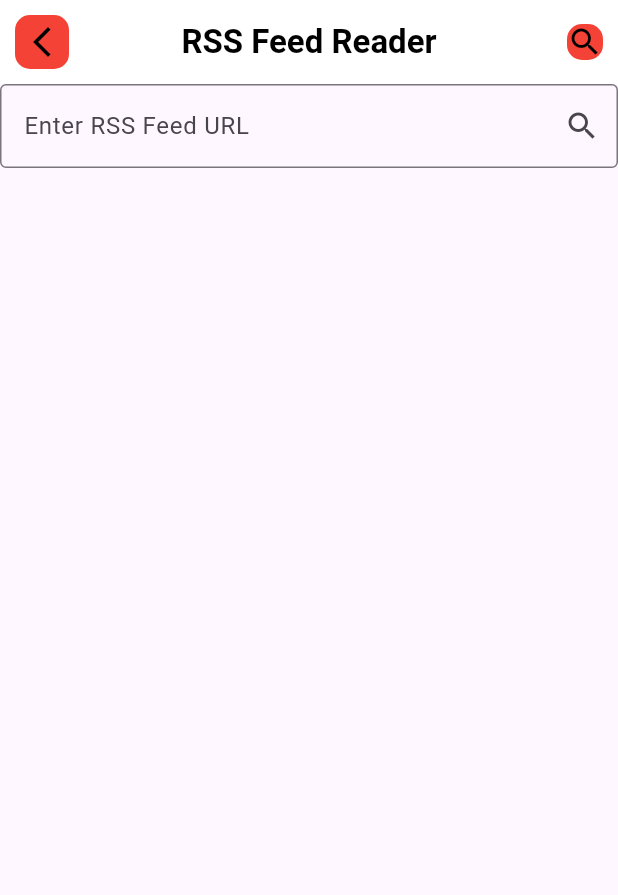
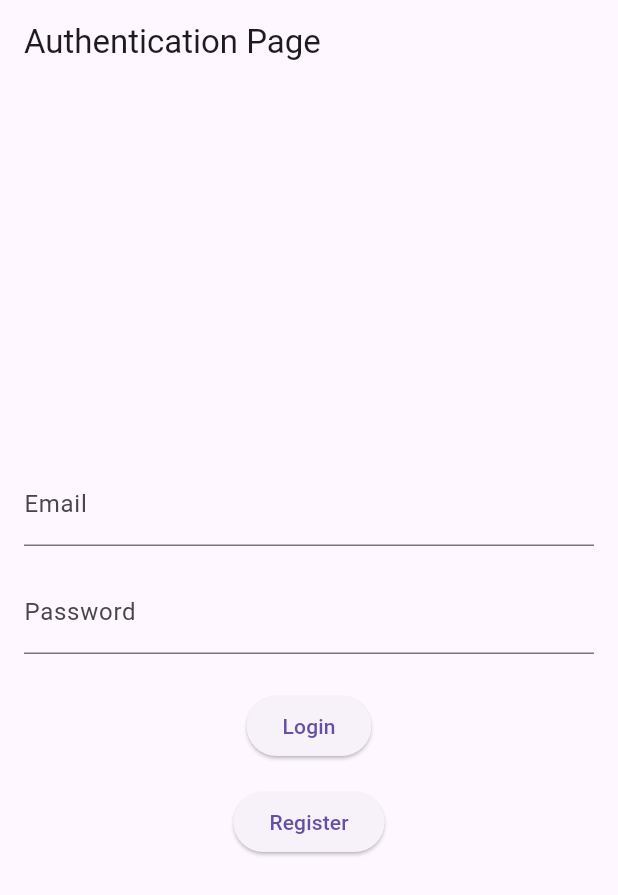
Before and after one commit to c-bv/rss_feed_reader_app, a Flutter app: the screen it shows after launch, on a phone screen of 412 x 824 dp. Shown: the top 895 px of the screen. Run offline on Flutter 3.47's test engine with Material 3 defaults, Android fonts, the phone set to English and light mode, and no system bars; our stand-ins replace firebase_auth, firebase_core, flutter_dotenv; accounts and stored records are empty.

Commit message:
Add Firebase authentication and login functionality

```diff
--- a/lib/main.dart
+++ b/lib/main.dart
@@ -1,7 +1,10 @@
+import 'package:firebase_auth/firebase_auth.dart';
 import 'package:firebase_core/firebase_core.dart';
 import 'package:flutter/material.dart';
 import 'package:flutter_dotenv/flutter_dotenv.dart';
 import 'package:rss_feed_reader_app/src/screens/home_screen.dart';
+import 'package:rss_feed_reader_app/src/screens/login_screen.dart';
+import 'package:rss_feed_reader_app/src/services/auth_service.dart';
 
 import 'src/config/firebase_options.dart';
 
@@ -14,18 +17,29 @@ void main() async {
     options: DefaultFirebaseOptions.currentPlatform,
   );
 
-  runApp(const MyApp());
+  runApp(MyApp());
 }
 
 class MyApp extends StatelessWidget {
-  const MyApp({super.key});
+  final AuthService _authService = AuthService();
+
+  MyApp({super.key});
+
   @override
   Widget build(BuildContext context) {
     return MaterialApp(
-        debugShowCheckedModeBanner: false,
-        theme: ThemeData(
-          primarySwatch: Colors.blue,
-        ),
-        home: const HomePage());
+      debugShowCheckedModeBanner: false,
+      // theme: ThemeData.dark(),
+      home: StreamBuilder<User?>(
+        stream: _authService.authStateChanges,
+        builder: (context, snapshot) {
+          if (snapshot.connectionState == ConnectionState.waiting) {
+            return const CircularProgressIndicator();
+          } else {
+            return _authService.isUserLoggedIn ? HomeScreen() : const LoginScreen();
+          }
+        },
+      ),
+    );
   }
 }
--- /dev/null
+++ b/lib/src/screens/login_screen.dart
@@ -0,0 +1,97 @@
+import 'package:firebase_auth/firebase_auth.dart';
+import 'package:flutter/material.dart';
+import 'package:rss_feed_reader_app/src/services/auth_service.dart';
+
+class LoginScreen extends StatelessWidget {
+  const LoginScreen({super.key});
+
+  @override
+  Widget build(BuildContext context) {
+    return Scaffold(
+      appBar: AppBar(
+        title: const Text('Authentication Page'),
+      ),
+      body: const Padding(
+        padding: EdgeInsets.all(16.0),
+        child: AuthForm(),
+      ),
+    );
+  }
+}
+
+class AuthForm extends StatefulWidget {
+  const AuthForm({super.key});
+
+  @override
+  _AuthFormState createState() => _AuthFormState();
+}
+
+class _AuthFormState extends State<AuthForm> {
+
+  final AuthService _authService = AuthService();
+
+  final TextEditingController _emailController = TextEditingController();
+  final TextEditingController _passwordController = TextEditingController();
+
+  void _handleLogin() async {
+    String email = _emailController.text.trim();
+    String password = _passwordController.text.trim();
+
+    UserCredential? userCredential =
+        await _authService.signIn(email: email, password: password);
+
+    if (userCredential != null) {
+      print('Login successful! User ID: ${userCredential.user!.uid}');
+    } else {
+      print('Login failed');
+    }
+  }
+
+  void _handleRegistration() async {
+    String email = _emailController.text.trim();
+    String password = _passwordController.text.trim();
+
+    UserCredential? userCredential =
+        await _authService.register(email: email, password: password);
+
+    if (userCredential != null) {
+      print('Registration successful! User ID: ${userCredential.user!.uid}');
+    } else {
+      print('Registration failed');
+    }
+  }
+
+  @override
+  Widget build(BuildContext context) {
+    return Column(
+      mainAxisAlignment: MainAxisAlignment.center,
+      children: [
+        TextField(
+          controller: _emailController,
+          decoration: const InputDecoration(labelText: 'Email'),
+          keyboardType: TextInputType.emailAddress,
+        ),
+        const SizedBox(height: 16.0),
+        TextField(
+          controller: _passwordController,
+          decoration: const InputDecoration(labelText: 'Password'),
+          obscureText: true,
+        ),
+        const SizedBox(height: 24.0),
+        ElevatedButton(
+          onPressed: () {
+            _handleLogin();
+          },
+          child: const Text('Login'),
+        ),
+        const SizedBox(height: 16.0),
+        ElevatedButton(
+          onPressed: () {
+            _handleRegistration();
+          },
+          child: const Text('Register'),
+        ),
+      ],
+    );
+  }
+}
--- /dev/null
+++ b/lib/src/services/auth_service.dart
@@ -0,0 +1,42 @@
+import 'package:firebase_auth/firebase_auth.dart';
+
+class AuthService {
+  final FirebaseAuth _auth = FirebaseAuth.instance;
+
+  Stream<User?> get authStateChanges => _auth.authStateChanges();
+
+  bool get isUserLoggedIn => _auth.currentUser != null;
+
+  Future<UserCredential?> signIn(
+      {required String email, required String password}) async {
+    try {
+      UserCredential userCredential = await _auth.signInWithEmailAndPassword(
+        email: email,
+        password: password,
+      );
+      return userCredential;
+    } catch (e) {
+      print('Sign in error: $e');
+      return null;
+    }
+  }
+
+  Future<UserCredential?> register(
+      {required String email, required String password}) async {
+    try {
+      UserCredential userCredential =
+          await _auth.createUserWithEmailAndPassword(
+        email: email,
+        password: password,
+      );
+      return userCredential;
+    } catch (e) {
+      print('Registration error: $e');
+      return null;
+    }
+  }
+
+  Future<void> signOut() async {
+    await _auth.signOut();
+  }
+}
--- a/pubspec.yaml
+++ b/pubspec.yaml
@@ -19,6 +19,7 @@ dependencies:
   http: ^1.1.2
   webfeed: ^0.7.0
   firebase_core: ^2.24.2
+  firebase_auth: ^4.15.3
 
 dev_dependencies:
   flutter_test:
```
Also changed, not shown: lib/src/screens/home_screen.dart (+12 -2 lines), pubspec.lock, 1 other file.
